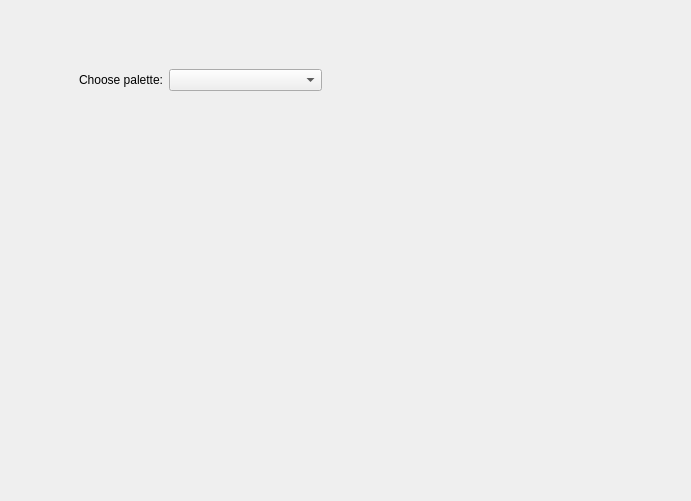
xaoctech/dava.engine, file Tools/ResourceEditor/TestProjects/PipetkaWidget/ColorWidget.ui: the form before one commit; both pictures show x 0 to 691 and y 0 to 501 of the 848 by 588 pixel window.
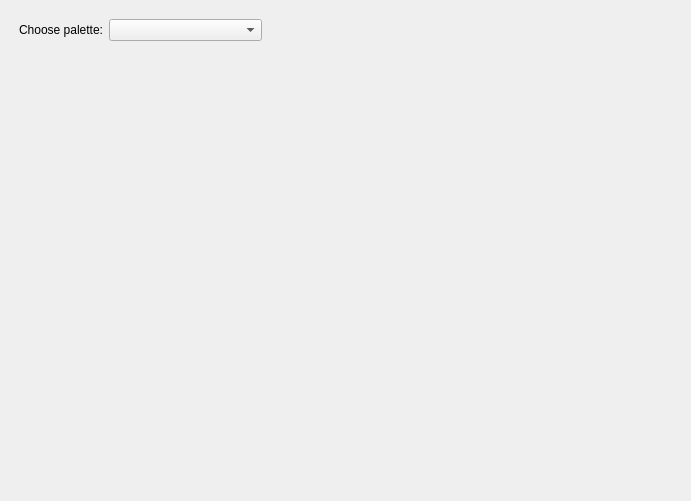
The form after the commit. Custom widgets are drawn as their Qt base class.

```diff
--- a/Tools/ResourceEditor/TestProjects/PipetkaWidget/ColorWidget.ui
+++ b/Tools/ResourceEditor/TestProjects/PipetkaWidget/ColorWidget.ui
@@ -16,8 +16,8 @@
   <widget class="QWidget" name="verticalLayoutWidget">
    <property name="geometry">
     <rect>
-     <x>70</x>
-     <y>60</y>
+     <x>10</x>
+     <y>10</y>
      <width>261</width>
      <height>191</height>
     </rect>
@@ -60,10 +60,20 @@
   <widget class="GradientWidget" name="test" native="true">
    <property name="geometry">
     <rect>
-     <x>100</x>
-     <y>290</y>
-     <width>441</width>
-     <height>101</height>
+     <x>280</x>
+     <y>10</y>
+     <width>261</width>
+     <height>21</height>
+    </rect>
+   </property>
+  </widget>
+  <widget class="GradientSlider" name="test_02" native="true">
+   <property name="geometry">
+    <rect>
+     <x>60</x>
+     <y>240</y>
+     <width>461</width>
+     <height>80</height>
     </rect>
    </property>
   </widget>
@@ -76,6 +86,12 @@
    <header>GradientWidget.h</header>
    <container>1</container>
   </customwidget>
+  <customwidget>
+   <class>GradientSlider</class>
+   <extends>QWidget</extends>
+   <header>GradientSlider.h</header>
+   <container>1</container>
+  </customwidget>
  </customwidgets>
  <resources/>
  <connections/>
```
Left out of the diff: 2 changed lines with no effect on the pictures.
